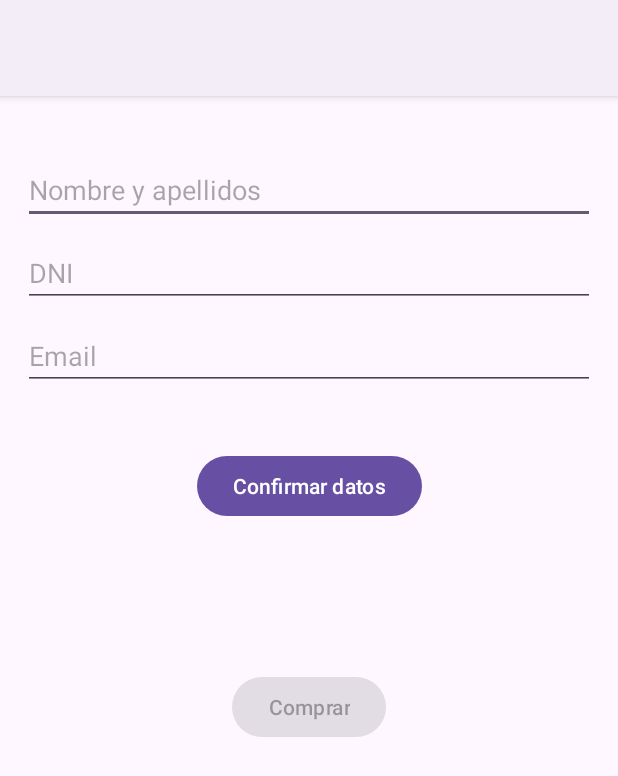
After one commit to Wolfman-Jorge/Buy-tech-prueba, an Android app: the RecogerActivity screen opened directly, with no data from a screen before it, on a phone screen of 412 x 824 dp. The commit adds this screen. Shown: the top 776 px of the screen. Run offline under Robolectric (Android 15) with nearby library versions, the phone set to English and light mode, and no system bars; 1 statement that could not run was skipped.

Commit message:
prueba23/11 actualizado27/11

```diff
--- a/app/src/main/java/com/miempresa/buytech/Carrito.kt
+++ b/app/src/main/java/com/miempresa/buytech/Carrito.kt
@@ -12,18 +12,41 @@ object Carrito {
     var cable = false
 
 
-    fun compra() {
+    fun seleccionar(): String{
+
+        var txRaton = ""
+        var txTeclado = ""
+        var txAltavoz = ""
+        var txCable = ""
 
         if(raton)
-            raton = true
+            txRaton = "Ha seleccionado un ratón\n"
+        if(teclado)
+            txTeclado = "Ha seleccionado un teclado\n"
+        if(altavoz)
+            txAltavoz = "Ha seleccionado un altavoz\n"
+        if(cable)
+            txCable = "Ha seleccinado un cable USB\n"
 
+        return txRaton + txTeclado + txAltavoz + txCable
+    }
+
+    fun comprar() : String{
+
+        var txRaton = ""
+        var txTeclado = ""
+        var txAltavoz = ""
+        var txCable = ""
+
+        if(raton)
+            txRaton = "Ha comprado un ratón\n"
         if(teclado)
-            teclado = true
+            txTeclado = "Ha comprado un teclado\n"
+        if(altavoz)
+            txAltavoz = "Ha comprado un altavoz\n"
+        if(cable)
+            txCable = "Ha comprado un cable USB\n"
 
-        if(altavoz)
-            altavoz = true
-
-        if(cable)
-            cable = true
+        return txRaton + txTeclado + txAltavoz + txCable
     }
 }
--- /dev/null
+++ b/app/src/main/java/com/miempresa/buytech/RecogerActivity.kt
@@ -0,0 +1,71 @@
+package com.miempresa.buytech
+
+import android.app.AlertDialog
+import android.app.Dialog
+import android.content.DialogInterface
+import android.content.Intent
+import androidx.appcompat.app.AppCompatActivity
+import android.os.Bundle
+import android.view.Menu
+import android.view.MenuItem
+import android.widget.Button
+import android.widget.TextView
+import android.widget.Toast
+import androidx.fragment.app.DialogFragment
+import com.miempresa.buytech.databinding.ActivityRecogerBinding
+
+class RecogerActivity : AppCompatActivity() {
+
+    private lateinit var binding: ActivityRecogerBinding
+
+
+    override fun onCreate(savedInstanceState: Bundle?) {
+        super.onCreate(savedInstanceState)
+        binding = ActivityRecogerBinding.inflate(layoutInflater)
+        setContentView(binding.root)
+
+        var nombre = binding.etNombre.text
+        var dni = binding.etDni.text
+        var email = binding.etEmail.text
+        var carrito = Carrito.seleccionar()
+        var compra = Carrito.comprar()
+
+        binding.btConfirmar.setOnClickListener {
+            binding.txResumen.text = ("$nombre\n$dni\n$email\n$carrito")
+
+            if(!(binding.etNombre.length() > 0 && binding.etDni.length() > 0 && binding.etEmail.length() > 0))
+                Toast.makeText(this, "Debe rellenar los datos personales para poder finalizar la compra", Toast.LENGTH_LONG).show()
+            else
+                binding.btComprar.isEnabled = true
+        }
+
+        binding.btComprar.setOnClickListener{
+            showAlertDialog(compra)
+        }
+
+    }
+
+    override fun onCreateOptionsMenu(menu: Menu?):Boolean{
+        menuInflater.inflate(R.menu.menu_detalle, menu)
+        return true
+    }
+
+    override fun onOptionsItemSelected(item: MenuItem): Boolean {
+        return when(item.itemId){
+            R.id.action_bar_arrow -> {
+                startActivity(Intent(this, MainActivity::class.java))
+                true
+            }
+            else -> super.onOptionsItemSelected(item)
+        }
+    }
+
+    private fun showAlertDialog(compra: String){
+
+        AlertDialog.Builder(this).setMessage("$compra")
+            .setTitle("Resumen de compra").setNeutralButton("Cerrar", DialogInterface.OnClickListener{ dialogInterface, i ->
+                Toast.makeText(this, "Pedido realizado con éxito", Toast.LENGTH_SHORT).show()
+            })
+            .create().show()
+    }
+}
--- /dev/null
+++ b/app/src/main/res/layout/activity_recoger.xml
@@ -0,0 +1,74 @@
+<?xml version="1.0" encoding="utf-8"?>
+<androidx.constraintlayout.widget.ConstraintLayout
+    xmlns:android="http://schemas.android.com/apk/res/android"
+    xmlns:tools="http://schemas.android.com/tools"
+    xmlns:app="http://schemas.android.com/apk/res-auto"
+    android:layout_width="match_parent"
+    android:layout_height="match_parent"
+    tools:context=".RecogerActivity">
+
+    <EditText
+        android:id="@+id/etNombre"
+        android:layout_width="match_parent"
+        android:layout_height="wrap_content"
+        android:hint="Nombre y apellidos"
+        android:layout_marginTop="40dp"
+        android:layout_marginLeft="15dp"
+        android:layout_marginRight="15dp"
+        app:layout_constraintStart_toStartOf="parent"
+        app:layout_constraintTop_toTopOf="parent"/>
+
+    <EditText
+        android:id="@+id/etDni"
+        android:layout_width="match_parent"
+        android:layout_height="wrap_content"
+        android:hint="DNI"
+        android:layout_marginTop="10dp"
+        android:layout_marginLeft="15dp"
+        android:layout_marginRight="15dp"
+        app:layout_constraintStart_toStartOf="parent"
+        app:layout_constraintTop_toBottomOf="@id/etNombre"/>
+
+    <EditText
+        android:id="@+id/etEmail"
+        android:layout_width="match_parent"
+        android:layout_height="wrap_content"
+        android:hint="Email"
+        android:layout_marginTop="10dp"
+        android:layout_marginLeft="15dp"
+        android:layout_marginRight="15dp"
+        app:layout_constraintStart_toStartOf="parent"
+        app:layout_constraintTop_toBottomOf="@id/etDni"/>
+
+    <Button
+        android:id="@+id/btConfirmar"
+        android:layout_width="wrap_content"
+        android:layout_height="wrap_content"
+        android:text="Confirmar datos"
+        android:layout_marginTop="40dp"
+        app:layout_constraintTop_toBottomOf="@id/etEmail"
+        app:layout_constraintStart_toStartOf="parent"
+        app:layout_constraintEnd_toEndOf="parent"/>
+
+    <TextView
+        android:id="@+id/txResumen"
+        android:layout_width="match_parent"
+        android:layout_height="wrap_content"
+        android:textStyle="bold"
+        android:layout_marginLeft="15dp"
+        android:layout_marginRight="15dp"
+        android:layout_marginTop="40dp"
+        app:layout_constraintTop_toBottomOf="@id/btConfirmar"/>
+
+    <Button
+        android:id="@+id/btComprar"
+        android:layout_width="wrap_content"
+        android:layout_height="wrap_content"
+        android:text="Comprar"
+        android:enabled="false"
+        android:layout_marginTop="40dp"
+        app:layout_constraintTop_toBottomOf="@id/txResumen"
+        app:layout_constraintStart_toStartOf="parent"
+        app:layout_constraintEnd_toEndOf="parent"/>
+
+  </androidx.constraintlayout.widget.ConstraintLayout>
```
Also changed, not shown: app/src/main/AndroidManifest.xml (+8 -5 lines), app/src/main/java/com/miempresa/buytech/DatosActivity.kt (deleted, +0 -18 lines), app/src/main/java/com/miempresa/buytech/EnviarActivity.kt (added, +69 -0 lines), app/src/main/java/com/miempresa/buytech/MainActivity.kt (+24 -18 lines), app/src/main/res/layout/activity_datos.xml (deleted, +0 -10 lines), app/src/main/res/layout/activity_enviar.xml (added, +84 -0 lines), app/src/main/res/layout/activity_main.xml (+6 -28 lines).
